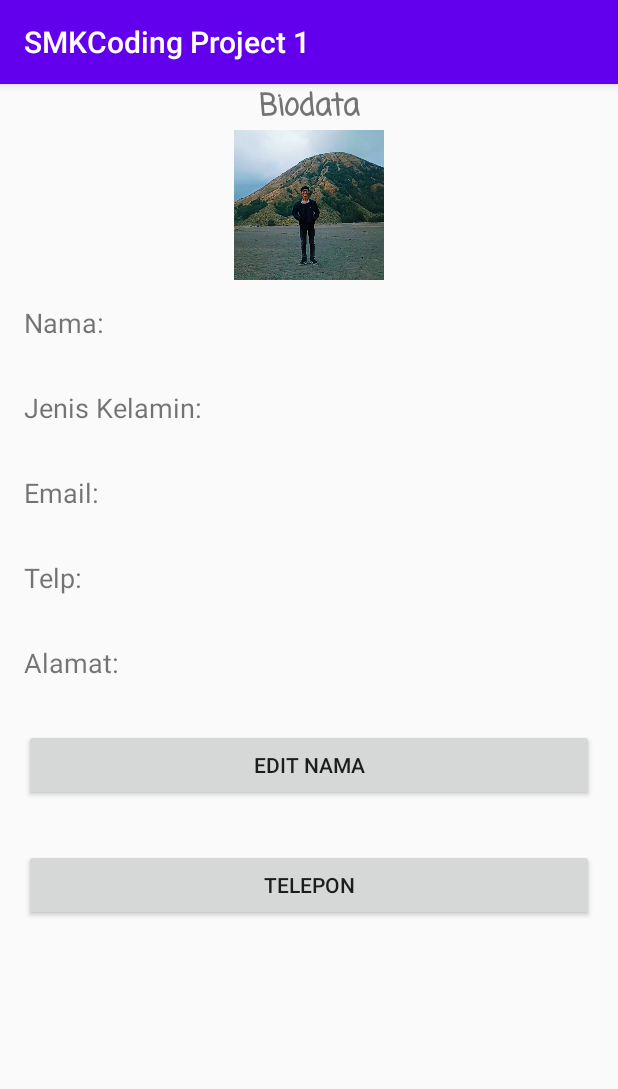
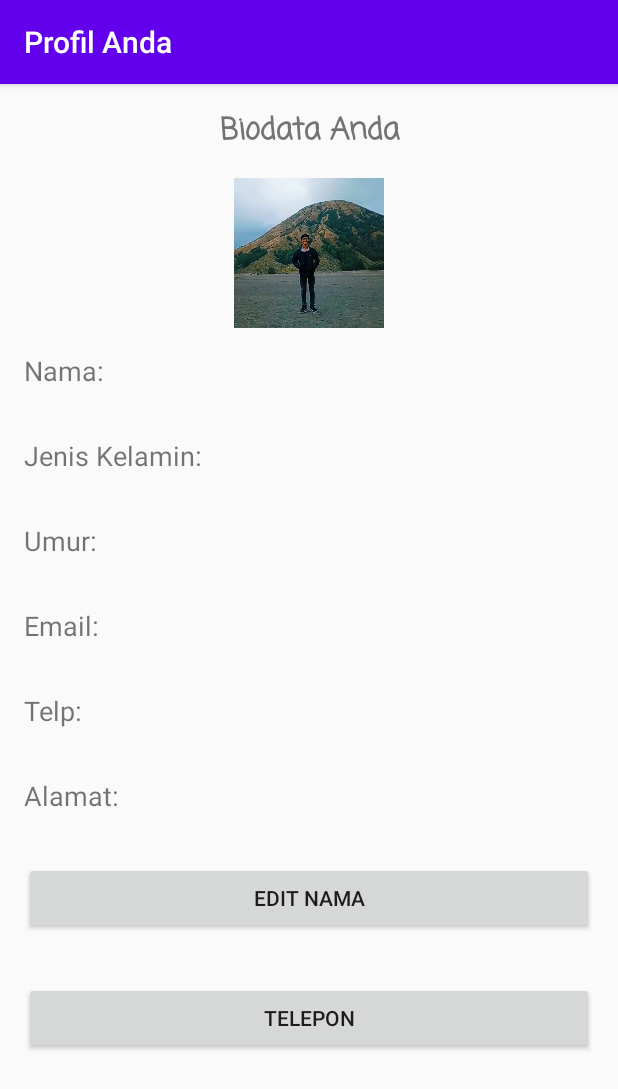
Before and after one commit to rfqgal/SMKCoding-Project-1, an Android app: the ProfilActivity screen opened directly, with no data from a screen before it, on a phone screen of 412 x 824 dp. Shown: the top 1089 px of the screen. Run offline under Robolectric (Android 15) with nearby library versions, the phone set to English and light mode, and no system bars.

Commit message:
SMK Coding Challenge 1
Mulai pengerjaan challenge tahap 1

```diff
--- a/app/src/main/java/com/example/smkcodingproject1/MainActivity.kt
+++ b/app/src/main/java/com/example/smkcodingproject1/MainActivity.kt
@@ -10,6 +10,7 @@ import kotlinx.android.synthetic.main.activity_main.*
 
 class MainActivity : AppCompatActivity() {
     private var inName: String = ""
+    private var inAge: String = ""
     private var inEmail: String = ""
     private var inPhone: String = ""
     private var inAddress: String = ""
@@ -18,6 +19,7 @@ class MainActivity : AppCompatActivity() {
     override fun onCreate(savedInstanceState: Bundle?) {
         super.onCreate(savedInstanceState)
         setContentView(R.layout.activity_main)
+        setTitle("App Biodata")
 
         setDataSpinnerGender()
 
@@ -29,6 +31,7 @@ class MainActivity : AppCompatActivity() {
 
         val bundle = Bundle()
         bundle.putString("name", inName)
+        bundle.putString("age", inAge)
         bundle.putString("email", inEmail)
         bundle.putString("phone", inPhone)
         bundle.putString("address", inAddress)
@@ -41,6 +44,7 @@ class MainActivity : AppCompatActivity() {
 
     private fun validasiInput() {
         inName = edtName.text.toString()
+        inAge = edtAge.text.toString()
         inEmail = edtEmail.text.toString()
         inPhone = edtPhone.text.toString()
         inAddress = edtAddress.text.toString()
@@ -49,6 +53,7 @@ class MainActivity : AppCompatActivity() {
         when {
             inName.isEmpty() -> edtName.error = "Nama tidak boleh kosong"
             inGender.equals("Pilih Jenis Kelamin", ignoreCase = true) -> toast("Jenis kelamin harus dipilih")
+            inAge.isEmpty() -> edtAge.error = "Umur harus diisi"
             inEmail.isEmpty() -> edtEmail.error = "Email tidak boleh kosong"
             inPhone.isEmpty() -> edtPhone.error = "Nomor telepon tidak boleh kosong"
             inAddress.isEmpty() -> edtAddress.error = "Alamat tidak boleh kosong"
--- a/app/src/main/java/com/example/smkcodingproject1/ProfilActivity.kt
+++ b/app/src/main/java/com/example/smkcodingproject1/ProfilActivity.kt
@@ -13,6 +13,7 @@ class ProfilActivity : AppCompatActivity() {
     override fun onCreate(savedInstanceState: Bundle?) {
         super.onCreate(savedInstanceState)
         setContentView(R.layout.activity_profil)
+        setTitle("Profil Anda")
 
         getData()
 
@@ -28,12 +29,14 @@ class ProfilActivity : AppCompatActivity() {
         val bundle = intent.extras
 
         val name = bundle?.getString("name")
+        val age = bundle?.getString("age")
         val email = bundle?.getString("email")
         val phone = bundle?.getString("phone")
         val address = bundle?.getString("address")
         val gender = bundle?.getString("gender")
 
         tvName.text = name
+        tvAge.text = age
         tvGender.text = gender
         tvEmail.text = email
         tvPhone.text = phone
--- a/app/src/main/java/com/example/smkcodingproject1/UpdateActivity.kt
+++ b/app/src/main/java/com/example/smkcodingproject1/UpdateActivity.kt
@@ -11,6 +11,7 @@ class UpdateActivity : AppCompatActivity() {
     override fun onCreate(savedInstanceState: Bundle?) {
         super.onCreate(savedInstanceState)
         setContentView(R.layout.activity_update)
+        setTitle("Update Profil")
 
         val intentData = intent.extras
         val name = intentData?.getString("name")
--- a/app/src/main/res/layout/activity_profil.xml
+++ b/app/src/main/res/layout/activity_profil.xml
@@ -13,7 +13,8 @@
             android:id="@+id/tvBiodata"
             android:layout_width="match_parent"
             android:layout_height="wrap_content"
-            android:text="@string/biodata"
+            android:layout_margin="16dp"
+            android:text="@string/biodata_anda"
             android:layout_alignParentStart="true"
             android:layout_alignParentLeft="true"
             android:gravity="center_horizontal"
@@ -78,6 +79,28 @@
                     android:layout_weight="1"
                     android:textSize="18sp"
                     android:text="laki-laki" />
+            </LinearLayout>
+
+            <LinearLayout
+                android:layout_width="match_parent"
+                android:layout_height="wrap_content"
+                android:layout_margin="16dp"
+                android:orientation="horizontal">
+
+                <TextView
+                    android:layout_width="match_parent"
+                    android:layout_height="wrap_content"
+                    android:layout_weight="2"
+                    android:textSize="18sp"
+                    android:text="Umur:" />
+
+                <TextView
+                    android:id="@+id/tvAge"
+                    android:layout_width="match_parent"
+                    android:layout_height="wrap_content"
+                    android:layout_weight="1"
+                    android:textSize="18sp"
+                    android:text="17" />
             </LinearLayout>
 
             <LinearLayout
--- a/app/src/main/res/values/strings.xml
+++ b/app/src/main/res/values/strings.xml
@@ -6,7 +6,8 @@
     <string name="telp">Telp</string>
     <string name="alamat">Alamat</string>
     <string name="save">Simpan</string>
-    <string name="biodata">Biodata</string>
+    <string name="biodata_anda">Biodata Anda</string>
+    <string name="umur">Umur</string>
 
     <string-array name="gender">
         <item>Pilih Jenis Kelamin</item>
```
Also changed, not shown: app/src/main/res/layout/activity_main.xml (+11 -1 lines).
